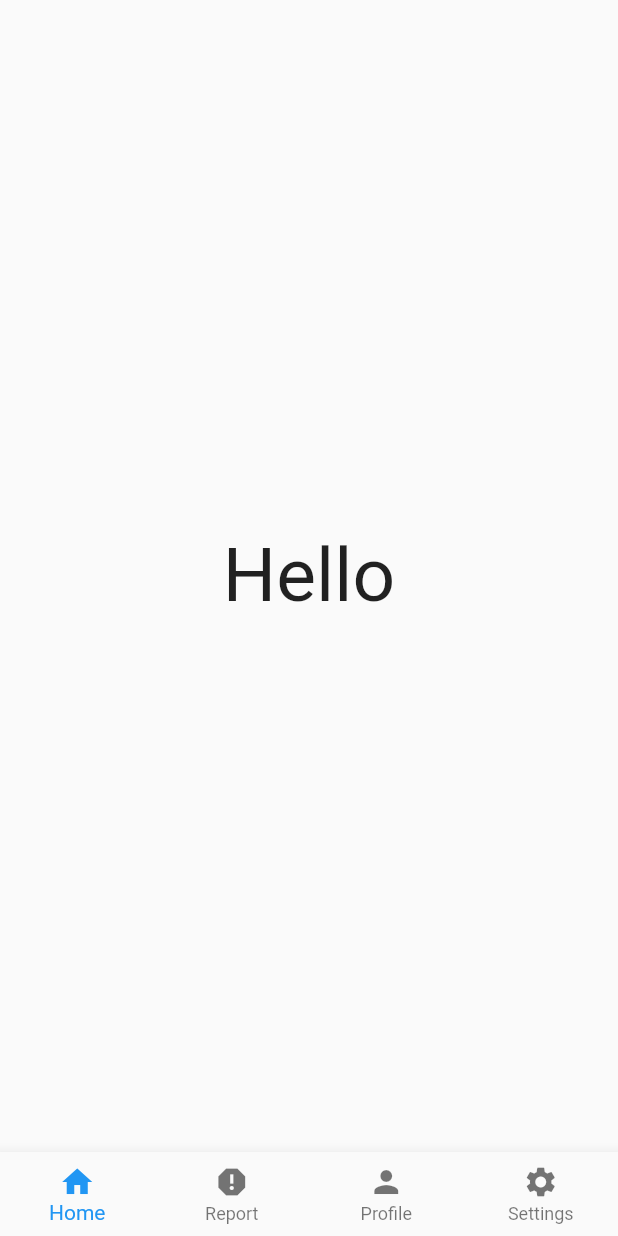
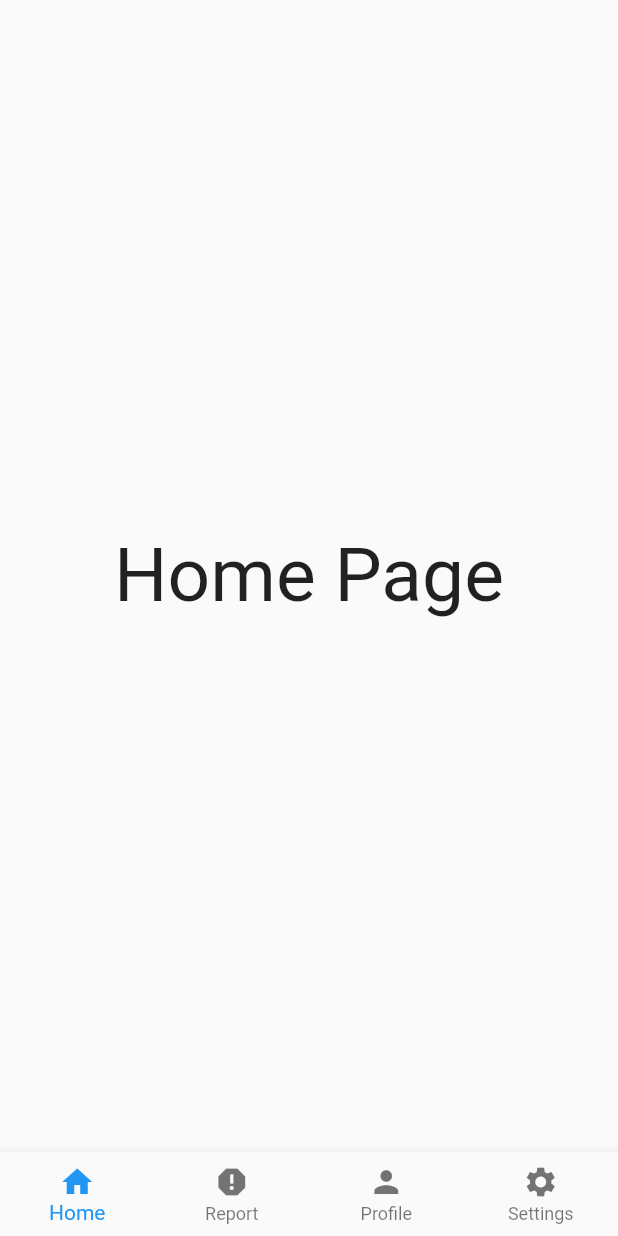
Before and after one commit to Saownie/nhs-wellbeing-frontend, a Flutter app: the screen it shows after launch, on a phone screen of 412 x 824 dp. Run offline on Flutter 3.47's test engine with Material 2 defaults, Android fonts, the phone set to English and light mode, and no system bars.

Commit message:
BottomNavBar sorted

```diff
--- a/lib/components/bottomNavbar.dart
+++ b/lib/components/bottomNavbar.dart
@@ -1,6 +1,10 @@
 // ignore_for_file: prefer_const_constructors, prefer_const_literals_to_create_immutables
 
 import 'package:flutter/material.dart';
+import 'package:wellbeingfrontend/pages/homepage.dart';
+import 'package:wellbeingfrontend/pages/profile.dart';
+import 'package:wellbeingfrontend/pages/reportPage.dart';
+import 'package:wellbeingfrontend/pages/settings.dart';
 
 class bottomNavBar extends StatefulWidget {
   const bottomNavBar({super.key});
@@ -19,17 +23,21 @@ class _bottomNavBarState extends State<bottomNavBar> {
       selectedIndex=index;
     });
   }
+  final List<Widget> pages=[
+    HomePage(),
+    ReportPage(),
+    ProfilePage(),
+    SettingsPage(),
+
+
+
+  ];
 
   @override
   Widget build(BuildContext context) {
     // ignore: prefer_const_constructors
     return Scaffold(
-      body: Center(
-        child:Text("Hello",
-        style: TextStyle(fontSize:50)
-
-        ),
-    ),
+      body: pages[selectedIndex],
      bottomNavigationBar: BottomNavigationBar(
       currentIndex: selectedIndex,
       onTap: navigateBottomBar,
--- /dev/null
+++ b/lib/pages/homepage.dart
@@ -0,0 +1,14 @@
+import 'package:flutter/material.dart';
+class HomePage extends StatelessWidget {
+  const HomePage({super.key});
+
+  @override
+  Widget build(BuildContext context) {
+    return Center(
+        child:Text("Home Page",
+        style: TextStyle(fontSize:50)
+
+        ),
+    );
+  }
+}
```
Also changed, not shown: lib/pages/profile.dart (added, +15 -0 lines), lib/pages/settings.dart (added, +14 -0 lines).
